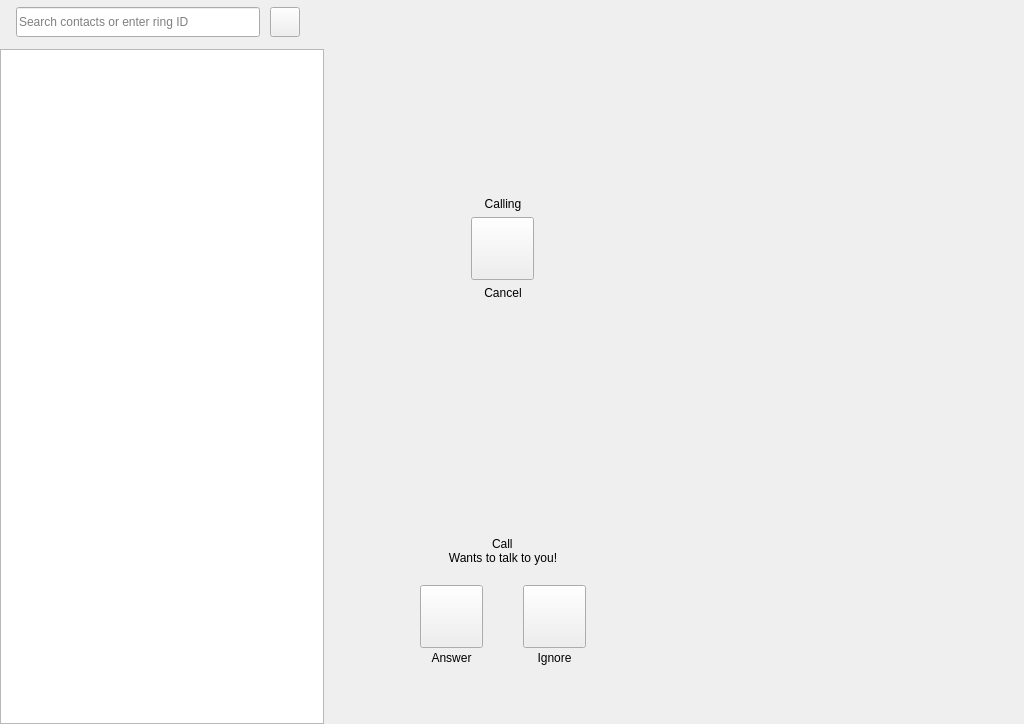
Old version of the form callwidget.ui in the repository savoirfairelinux/jami-client-windows.
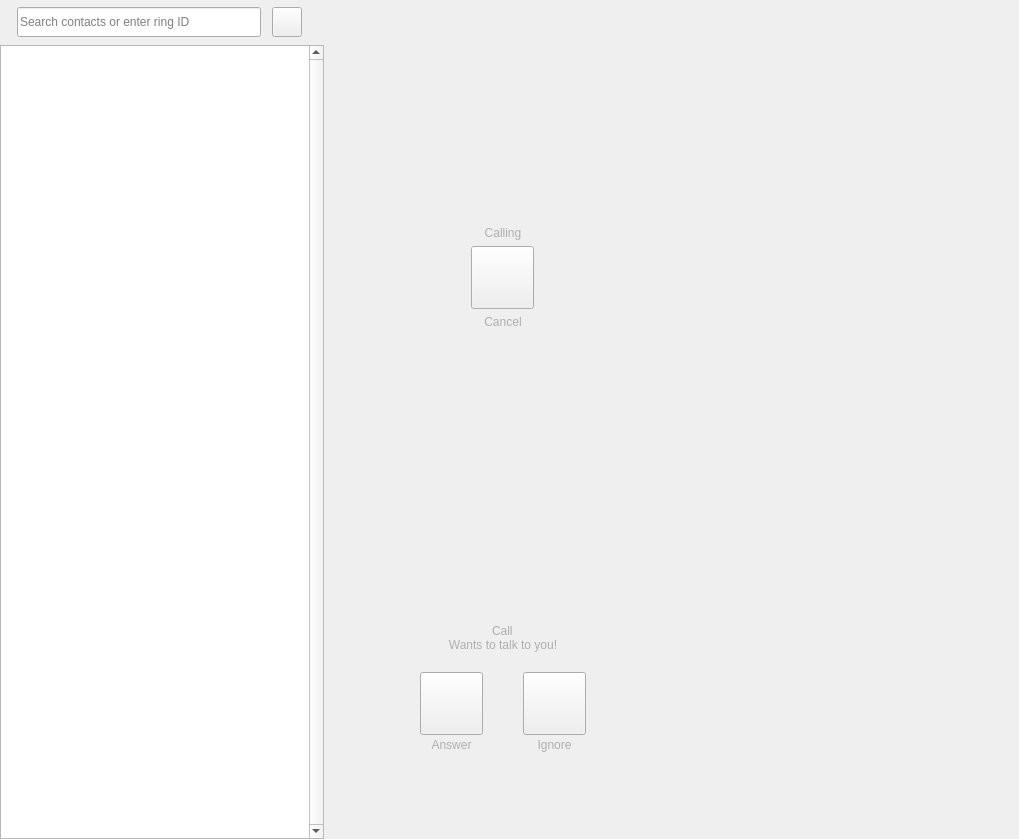
New version of the form. The open tabs and pages were chosen to show the change. Icons and pictures are not drawn. Custom widgets are drawn as their Qt base class.

The edit to the form file:
```diff
--- a/callwidget.ui
+++ b/callwidget.ui
@@ -6,8 +6,8 @@
    <rect>
     <x>0</x>
     <y>0</y>
-    <width>1024</width>
-    <height>724</height>
+    <width>1019</width>
+    <height>839</height>
    </rect>
   </property>
   <property name="sizePolicy">
@@ -35,7 +35,396 @@
    <property name="spacing">
     <number>0</number>
    </property>
-   <item row="0" column="1">
+   <item row="0" column="0">
+    <layout class="QGridLayout" name="gridLayout_2">
+     <property name="leftMargin">
+      <number>0</number>
+     </property>
+     <property name="topMargin">
+      <number>0</number>
+     </property>
+     <property name="rightMargin">
+      <number>0</number>
+     </property>
+     <property name="bottomMargin">
+      <number>0</number>
+     </property>
+     <property name="spacing">
+      <number>0</number>
+     </property>
+     <item row="0" column="0">
+      <widget class="QSplitter" name="splitter">
+       <property name="orientation">
+        <enum>Qt::Horizontal</enum>
+       </property>
+       <property name="handleWidth">
+        <number>0</number>
+       </property>
+       <property name="childrenCollapsible">
+        <bool>true</bool>
+       </property>
+       <widget class="QWidget" name="widgetSplitterLeft" native="true">
+        <property name="sizePolicy">
+         <sizepolicy hsizetype="Minimum" vsizetype="Preferred">
+          <horstretch>0</horstretch>
+          <verstretch>0</verstretch>
+         </sizepolicy>
+        </property>
+        <property name="minimumSize">
+         <size>
+          <width>324</width>
+          <height>0</height>
+         </size>
+        </property>
+        <layout class="QGridLayout" name="gridLayout_3">
+         <property name="leftMargin">
+          <number>0</number>
+         </property>
+         <property name="topMargin">
+          <number>0</number>
+         </property>
+         <property name="rightMargin">
+          <number>0</number>
+         </property>
+         <property name="bottomMargin">
+          <number>0</number>
+         </property>
+         <property name="spacing">
+          <number>0</number>
+         </property>
+         <item row="0" column="0">
+          <layout class="QVBoxLayout" name="verticalLayout_2">
+           <property name="spacing">
+            <number>0</number>
+           </property>
+           <property name="sizeConstraint">
+            <enum>QLayout::SetDefaultConstraint</enum>
+           </property>
+           <item>
+            <widget class="QWidget" name="selectBar" native="true">
+             <property name="maximumSize">
+              <size>
+               <width>324</width>
+               <height>16777215</height>
+              </size>
+             </property>
+             <layout class="QHBoxLayout" name="horizontalLayout_4">
+              <property name="spacing">
+               <number>0</number>
+              </property>
+              <property name="leftMargin">
+               <number>0</number>
+              </property>
+              <property name="topMargin">
+               <number>0</number>
+              </property>
+              <property name="rightMargin">
+               <number>0</number>
+              </property>
+              <property name="bottomMargin">
+               <number>0</number>
+              </property>
+              <item>
+               <spacer name="horizontalSpacer">
+                <property name="orientation">
+                 <enum>Qt::Horizontal</enum>
+                </property>
+                <property name="sizeType">
+                 <enum>QSizePolicy::Fixed</enum>
+                </property>
+                <property name="sizeHint" stdset="0">
+                 <size>
+                  <width>16</width>
+                  <height>38</height>
+                 </size>
+                </property>
+               </spacer>
+              </item>
+              <item>
+               <widget class="RingContactLineEdit" name="ringContactLineEdit">
+                <property name="enabled">
+                 <bool>true</bool>
+                </property>
+                <property name="sizePolicy">
+                 <sizepolicy hsizetype="Fixed" vsizetype="Fixed">
+                  <horstretch>0</horstretch>
+                  <verstretch>0</verstretch>
+                 </sizepolicy>
+                </property>
+                <property name="minimumSize">
+                 <size>
+                  <width>244</width>
+                  <height>30</height>
+                 </size>
+                </property>
+                <property name="baseSize">
+                 <size>
+                  <width>244</width>
+                  <height>30</height>
+                 </size>
+                </property>
+                <property name="font">
+                 <font>
+                  <pointsize>9</pointsize>
+                 </font>
+                </property>
+                <property name="maxLength">
+                 <number>100</number>
+                </property>
+                <property name="alignment">
+                 <set>Qt::AlignLeading|Qt::AlignLeft|Qt::AlignVCenter</set>
+                </property>
+                <property name="placeholderText">
+                 <string>Search contacts or enter ring ID</string>
+                </property>
+                <property name="clearButtonEnabled">
+                 <bool>true</bool>
+                </property>
+               </widget>
+              </item>
+              <item>
+               <spacer name="horizontalSpacer_3">
+                <property name="orientation">
+                 <enum>Qt::Horizontal</enum>
+                </property>
+                <property name="sizeType">
+                 <enum>QSizePolicy::Fixed</enum>
+                </property>
+                <property name="sizeHint" stdset="0">
+                 <size>
+                  <width>10</width>
+                  <height>20</height>
+                 </size>
+                </property>
+               </spacer>
+              </item>
+              <item>
+               <widget class="QPushButton" name="btnCall">
+                <property name="minimumSize">
+                 <size>
+                  <width>30</width>
+                  <height>30</height>
+                 </size>
+                </property>
+                <property name="maximumSize">
+                 <size>
+                  <width>30</width>
+                  <height>30</height>
+                 </size>
+                </property>
+                <property name="text">
+                 <string/>
+                </property>
+               </widget>
+              </item>
+              <item>
+               <spacer name="verticalSpacer_3">
+                <property name="orientation">
+                 <enum>Qt::Vertical</enum>
+                </property>
+                <property name="sizeType">
+                 <enum>QSizePolicy::Fixed</enum>
+                </property>
+                <property name="sizeHint" stdset="0">
+                 <size>
+                  <width>0</width>
+                  <height>45</height>
+                 </size>
+                </property>
+               </spacer>
+              </item>
+              <item>
+               <spacer name="horizontalSpacer_2">
+                <property name="orientation">
+                 <enum>Qt::Horizontal</enum>
+                </property>
+                <property name="sizeType">
+                 <enum>QSizePolicy::Fixed</enum>
+                </property>
+                <property name="sizeHint" stdset="0">
+                 <size>
+                  <width>20</width>
+                  <height>20</height>
+                 </size>
+                </property>
+               </spacer>
+              </item>
+             </layout>
+            </widget>
+           </item>
+           <item>
+            <layout class="QVBoxLayout" name="verticalLayout_5" stretch="0">
+             <property name="spacing">
+              <number>0</number>
+             </property>
+             <property name="leftMargin">
+              <number>0</number>
+             </property>
+             <property name="topMargin">
+              <number>0</number>
+             </property>
+             <property name="bottomMargin">
+              <number>0</number>
+             </property>
+             <item>
+              <widget class="QStackedWidget" name="mainTabMenu">
+               <property name="sizePolicy">
+                <sizepolicy hsizetype="MinimumExpanding" vsizetype="MinimumExpanding">
+                 <horstretch>0</horstretch>
+                 <verstretch>0</verstretch>
+                </sizepolicy>
+               </property>
+               <property name="minimumSize">
+                <size>
+                 <width>0</width>
+                 <height>0</height>
+                </size>
+               </property>
+               <property name="maximumSize">
+                <size>
+                 <width>16777215</width>
+                 <height>16777215</height>
+                </size>
+               </property>
+               <property name="lineWidth">
+                <number>0</number>
+               </property>
+               <property name="currentIndex">
+                <number>0</number>
+               </property>
+               <widget class="QWidget" name="mainTabMenuPage1">
+                <layout class="QVBoxLayout" name="verticalLayout_6">
+                 <property name="spacing">
+                  <number>0</number>
+                 </property>
+                 <property name="leftMargin">
+                  <number>0</number>
+                 </property>
+                 <property name="topMargin">
+                  <number>0</number>
+                 </property>
+                 <property name="rightMargin">
+                  <number>0</number>
+                 </property>
+                 <property name="bottomMargin">
+                  <number>0</number>
+                 </property>
+                 <item>
+                  <widget class="SmartList" name="smartList">
+                   <property name="minimumSize">
+                    <size>
+                     <width>324</width>
+                     <height>0</height>
+                    </size>
+                   </property>
+                   <property name="verticalScrollBarPolicy">
+                    <enum>Qt::ScrollBarAlwaysOn</enum>
+                   </property>
+                   <property name="indentation">
+                    <number>0</number>
+                   </property>
+                   <property name="headerHidden">
+                    <bool>true</bool>
+                   </property>
+                  </widget>
+                 </item>
+                </layout>
+               </widget>
+               <widget class="QWidget" name="mainTabMenuPage2">
+                <layout class="QHBoxLayout" name="horizontalLayout_3">
+                 <property name="spacing">
+                  <number>0</number>
+                 </property>
+                 <property name="leftMargin">
+                  <number>0</number>
+                 </property>
+                 <property name="topMargin">
+                  <number>0</number>
+                 </property>
+                 <property name="rightMargin">
+                  <number>0</number>
+                 </property>
+                 <property name="bottomMargin">
+                  <number>0</number>
+                 </property>
+                 <item>
+                  <widget class="QListView" name="contactView">
+                   <property name="sizePolicy">
+                    <sizepolicy hsizetype="MinimumExpanding" vsizetype="MinimumExpanding">
+                     <horstretch>0</horstretch>
+                     <verstretch>0</verstretch>
+                    </sizepolicy>
+                   </property>
+                   <property name="frameShadow">
+                    <enum>QFrame::Plain</enum>
+                   </property>
+                   <property name="horizontalScrollBarPolicy">
+                    <enum>Qt::ScrollBarAsNeeded</enum>
+                   </property>
+                   <property name="sizeAdjustPolicy">
+                    <enum>QAbstractScrollArea::AdjustIgnored</enum>
+                   </property>
+                  </widget>
+                 </item>
+                </layout>
+               </widget>
+               <widget class="QWidget" name="mainTabMenuPage3">
+                <layout class="QHBoxLayout" name="horizontalLayout_2">
+                 <property name="spacing">
+                  <number>0</number>
+                 </property>
+                 <property name="leftMargin">
+                  <number>0</number>
+                 </property>
+                 <property name="topMargin">
+                  <number>0</number>
+                 </property>
+                 <property name="rightMargin">
+                  <number>0</number>
+                 </property>
+                 <property name="bottomMargin">
+                  <number>0</number>
+                 </property>
+                 <item>
+                  <widget class="QTreeView" name="historyList"/>
+                 </item>
+                </layout>
+               </widget>
+              </widget>
+             </item>
+            </layout>
+           </item>
+          </layout>
+         </item>
+        </layout>
+       </widget>
+       <widget class="QWidget" name="widgetSplitterRight" native="true">
+        <property name="sizePolicy">
+         <sizepolicy hsizetype="Expanding" vsizetype="Expanding">
+          <horstretch>1</horstretch>
+          <verstretch>0</verstretch>
+         </sizepolicy>
+        </property>
+        <layout class="QGridLayout" name="gridLayout_4">
+         <property name="sizeConstraint">
+          <enum>QLayout::SetNoConstraint</enum>
+         </property>
+         <property name="leftMargin">
+          <number>0</number>
+         </property>
+         <property name="topMargin">
+          <number>0</number>
+         </property>
+         <property name="rightMargin">
+          <number>0</number>
+         </property>
+         <property name="bottomMargin">
+          <number>0</number>
+         </property>
+         <property name="spacing">
+          <number>0</number>
+         </property>
+         <item row="0" column="0">
     <widget class="QWidget" name="CallSubGroup" native="true">
      <property name="sizePolicy">
       <sizepolicy hsizetype="MinimumExpanding" vsizetype="MinimumExpanding">
@@ -437,6 +826,9 @@
              </item>
              <item>
               <widget class="QLabel" name="outboundCallLabel">
+                     <property name="styleSheet">
+                      <string notr="true">color: rgb(174, 174, 174);</string>
+                     </property>
                <property name="text">
                 <string>Calling</string>
                </property>
@@ -472,6 +864,9 @@
              </item>
              <item>
               <widget class="QLabel" name="cancelCallLabel">
+                     <property name="styleSheet">
+                      <string notr="true">color: rgb(174, 174, 174);</string>
+                     </property>
                <property name="text">
                 <string>Cancel</string>
                </property>
@@ -557,6 +952,9 @@
                </item>
                <item alignment="Qt::AlignHCenter">
                 <widget class="QLabel" name="callerIdLabel">
+                       <property name="styleSheet">
+                        <string notr="true">color: rgb(174, 174, 174);</string>
+                       </property>
                  <property name="text">
                   <string>Call</string>
                  </property>
@@ -564,6 +962,9 @@
                </item>
                <item>
                 <widget class="QLabel" name="wantToTalkLabel">
+                       <property name="styleSheet">
+                        <string notr="true">color: rgb(174, 174, 174);</string>
+                       </property>
                  <property name="text">
                   <string>Wants to talk to you!</string>
                  </property>
@@ -639,9 +1040,12 @@
               </layout>
              </item>
              <item>
-              <layout class="QHBoxLayout" name="horizontalLayout_5">
+                    <layout class="QHBoxLayout" name="horizontalLayout_7">
                <item>
                 <widget class="QLabel" name="acceptLabel">
+                       <property name="styleSheet">
+                        <string notr="true">color: rgb(174, 174, 174);</string>
+                       </property>
                  <property name="text">
                   <string>Answer</string>
                  </property>
@@ -671,6 +1075,9 @@
                  <property name="layoutDirection">
                   <enum>Qt::RightToLeft</enum>
                  </property>
+                       <property name="styleSheet">
+                        <string notr="true">color: rgb(174, 174, 174);</string>
+                       </property>
                  <property name="text">
                   <string>Ignore</string>
                  </property>
@@ -762,14 +1169,29 @@
      </layout>
     </widget>
    </item>
-   <item row="0" column="3">
-    <layout class="QVBoxLayout" name="verticalLayout_8">
+        </layout>
+       </widget>
+      </widget>
+     </item>
+    </layout>
+   </item>
+   <item row="0" column="1">
+    <layout class="QVBoxLayout" name="verticalLayout_13">
      <property name="spacing">
       <number>0</number>
      </property>
      <property name="leftMargin">
       <number>0</number>
      </property>
+     <property name="topMargin">
+      <number>0</number>
+     </property>
+     <property name="rightMargin">
+      <number>0</number>
+     </property>
+     <property name="bottomMargin">
+      <number>0</number>
+     </property>
      <item>
       <widget class="InstantMessagingWidget" name="instantMessagingWidget" native="true">
        <property name="sizePolicy">
@@ -788,301 +1210,6 @@
      </item>
     </layout>
    </item>
-   <item row="0" column="0">
-    <layout class="QVBoxLayout" name="verticalLayout_2">
-     <property name="spacing">
-      <number>0</number>
-     </property>
-     <property name="sizeConstraint">
-      <enum>QLayout::SetDefaultConstraint</enum>
-     </property>
-     <item>
-      <widget class="QWidget" name="selectBar" native="true">
-       <property name="maximumSize">
-        <size>
-         <width>324</width>
-         <height>16777215</height>
-        </size>
-       </property>
-       <layout class="QHBoxLayout" name="horizontalLayout_4">
-        <property name="spacing">
-         <number>0</number>
-        </property>
-        <property name="leftMargin">
-         <number>0</number>
-        </property>
-        <property name="topMargin">
-         <number>0</number>
-        </property>
-        <property name="rightMargin">
-         <number>0</number>
-        </property>
-        <property name="bottomMargin">
-         <number>0</number>
-        </property>
-        <item>
-         <spacer name="horizontalSpacer">
-          <property name="orientation">
-           <enum>Qt::Horizontal</enum>
-          </property>
-          <property name="sizeType">
-           <enum>QSizePolicy::Fixed</enum>
-          </property>
-          <property name="sizeHint" stdset="0">
-           <size>
-            <width>16</width>
-            <height>38</height>
-           </size>
-          </property>
-         </spacer>
-        </item>
-        <item>
-         <widget class="RingContactLineEdit" name="ringContactLineEdit">
-          <property name="enabled">
-           <bool>true</bool>
-          </property>
-          <property name="sizePolicy">
-           <sizepolicy hsizetype="Fixed" vsizetype="Fixed">
-            <horstretch>0</horstretch>
-            <verstretch>0</verstretch>
-           </sizepolicy>
-          </property>
-          <property name="minimumSize">
-           <size>
-            <width>244</width>
-            <height>30</height>
-           </size>
-          </property>
-          <property name="baseSize">
-           <size>
-            <width>244</width>
-            <height>30</height>
-           </size>
-          </property>
-          <property name="font">
-           <font>
-            <pointsize>9</pointsize>
-           </font>
-          </property>
-          <property name="maxLength">
-           <number>100</number>
-          </property>
-          <property name="alignment">
-           <set>Qt::AlignLeading|Qt::AlignLeft|Qt::AlignVCenter</set>
-          </property>
-          <property name="placeholderText">
-           <string>Search contacts or enter ring ID</string>
-          </property>
-          <property name="clearButtonEnabled">
-           <bool>true</bool>
-          </property>
-         </widget>
-        </item>
-        <item>
-         <spacer name="horizontalSpacer_3">
-          <property name="orientation">
-           <enum>Qt::Horizontal</enum>
-          </property>
-          <property name="sizeType">
-           <enum>QSizePolicy::Fixed</enum>
-          </property>
-          <property name="sizeHint" stdset="0">
-           <size>
-            <width>10</width>
-            <height>20</height>
-           </size>
-          </property>
-         </spacer>
-        </item>
-        <item>
-         <widget class="QPushButton" name="btnCall">
-          <property name="minimumSize">
-           <size>
-            <width>30</width>
-            <height>30</height>
-           </size>
-          </property>
-          <property name="maximumSize">
-           <size>
-            <width>30</width>
-            <height>30</height>
-           </size>
-          </property>
-          <property name="text">
-           <string/>
-          </property>
-         </widget>
-        </item>
-        <item>
-         <spacer name="verticalSpacer_3">
-          <property name="orientation">
-           <enum>Qt::Vertical</enum>
-          </property>
-          <property name="sizeType">
-           <enum>QSizePolicy::Fixed</enum>
-          </property>
-          <property name="sizeHint" stdset="0">
-           <size>
-            <width>0</width>
-            <height>45</height>
-           </size>
-          </property>
-         </spacer>
-        </item>
-        <item>
-         <spacer name="horizontalSpacer_2">
-          <property name="orientation">
-           <enum>Qt::Horizontal</enum>
-          </property>
-          <property name="sizeHint" stdset="0">
-           <size>
-            <width>40</width>
-            <height>20</height>
-           </size>
-          </property>
-         </spacer>
-        </item>
-       </layout>
-      </widget>
-     </item>
-     <item>
-      <layout class="QVBoxLayout" name="verticalLayout_5" stretch="0">
-       <property name="spacing">
-        <number>0</number>
-       </property>
-       <property name="leftMargin">
-        <number>0</number>
-       </property>
-       <property name="topMargin">
-        <number>0</number>
-       </property>
-       <property name="bottomMargin">
-        <number>0</number>
-       </property>
-       <item>
-        <widget class="QStackedWidget" name="mainTabMenu">
-         <property name="sizePolicy">
-          <sizepolicy hsizetype="MinimumExpanding" vsizetype="MinimumExpanding">
-           <horstretch>0</horstretch>
-           <verstretch>0</verstretch>
-          </sizepolicy>
-         </property>
-         <property name="minimumSize">
-          <size>
-           <width>0</width>
-           <height>0</height>
-          </size>
-         </property>
-         <property name="maximumSize">
-          <size>
-           <width>324</width>
-           <height>16777215</height>
-          </size>
-         </property>
-         <property name="lineWidth">
-          <number>0</number>
-         </property>
-         <property name="currentIndex">
-          <number>0</number>
-         </property>
-         <widget class="QWidget" name="mainTabMenuPage1">
-          <layout class="QVBoxLayout" name="verticalLayout_6">
-           <property name="spacing">
-            <number>0</number>
-           </property>
-           <property name="leftMargin">
-            <number>0</number>
-           </property>
-           <property name="topMargin">
-            <number>4</number>
-           </property>
-           <property name="rightMargin">
-            <number>0</number>
-           </property>
-           <property name="bottomMargin">
-            <number>0</number>
-           </property>
-           <item>
-            <widget class="SmartList" name="smartList">
-             <property name="minimumSize">
-              <size>
-               <width>324</width>
-               <height>0</height>
-              </size>
-             </property>
-             <property name="indentation">
-              <number>0</number>
-             </property>
-            </widget>
-           </item>
-          </layout>
-         </widget>
-         <widget class="QWidget" name="mainTabMenuPage2">
-          <layout class="QHBoxLayout" name="horizontalLayout_3">
-           <property name="spacing">
-            <number>0</number>
-           </property>
-           <property name="leftMargin">
-            <number>0</number>
-           </property>
-           <property name="topMargin">
-            <number>0</number>
-           </property>
-           <property name="rightMargin">
-            <number>0</number>
-           </property>
-           <property name="bottomMargin">
-            <number>0</number>
-           </property>
-           <item>
-            <widget class="QListView" name="contactView">
-             <property name="sizePolicy">
-              <sizepolicy hsizetype="MinimumExpanding" vsizetype="MinimumExpanding">
-               <horstretch>0</horstretch>
-               <verstretch>0</verstretch>
-              </sizepolicy>
-             </property>
-             <property name="frameShadow">
-              <enum>QFrame::Plain</enum>
-             </property>
-             <property name="horizontalScrollBarPolicy">
-              <enum>Qt::ScrollBarAsNeeded</enum>
-             </property>
-             <property name="sizeAdjustPolicy">
-              <enum>QAbstractScrollArea::AdjustIgnored</enum>
-             </property>
-            </widget>
-           </item>
-          </layout>
-         </widget>
-         <widget class="QWidget" name="mainTabMenuPage3">
-          <layout class="QHBoxLayout" name="horizontalLayout_2">
-           <property name="spacing">
-            <number>0</number>
-           </property>
-           <property name="leftMargin">
-            <number>0</number>
-           </property>
-           <property name="topMargin">
-            <number>0</number>
-           </property>
-           <property name="rightMargin">
-            <number>0</number>
-           </property>
-           <property name="bottomMargin">
-            <number>0</number>
-           </property>
-           <item>
-            <widget class="QTreeView" name="historyList"/>
-           </item>
-          </layout>
-         </widget>
-        </widget>
-       </item>
-      </layout>
-     </item>
-    </layout>
-   </item>
   </layout>
  </widget>
  <customwidgets>
```
Left out of the diff: 10 changed lines with no effect on the pictures. Lines whose indentation alone changed are shown as unchanged.
